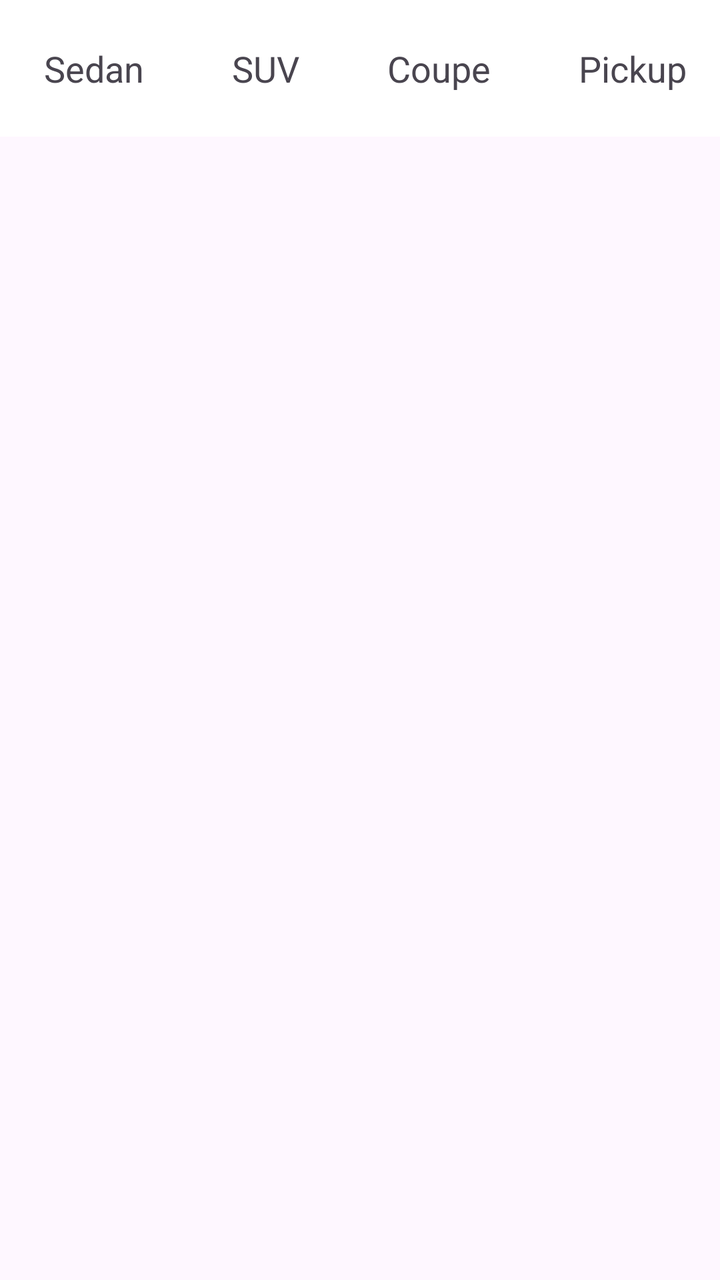
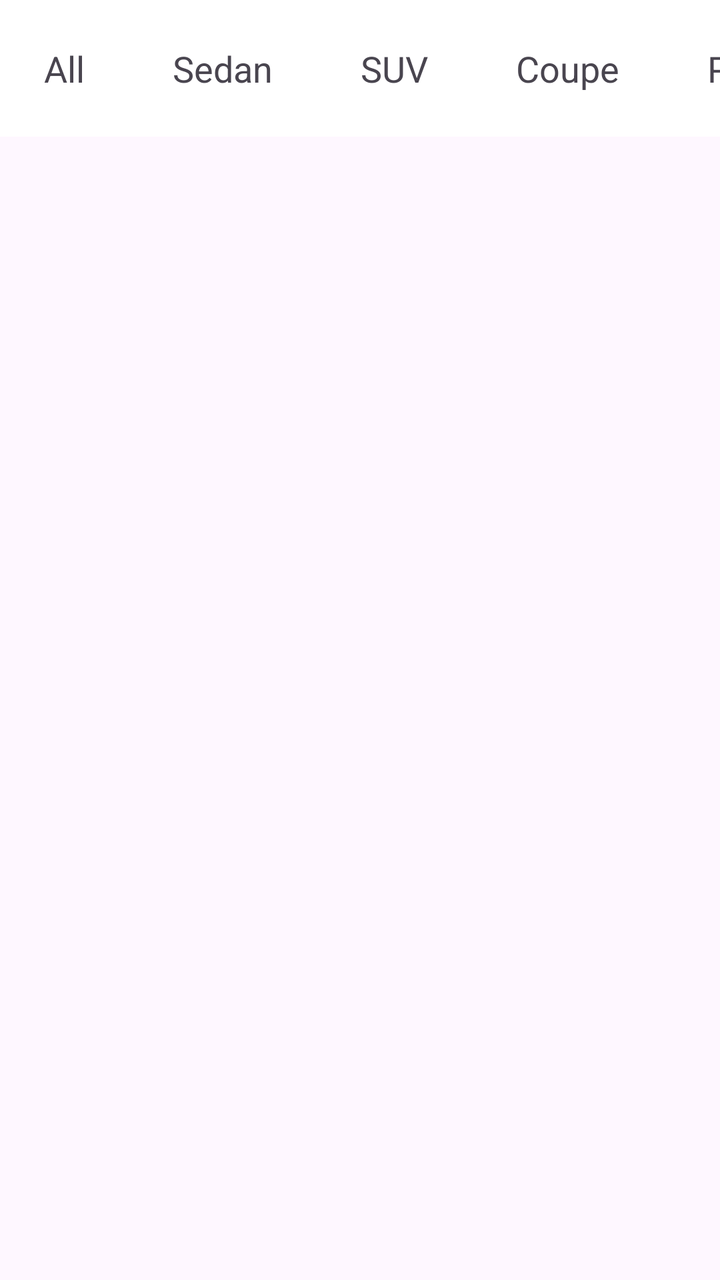

The first picture is an Android layout as it rendered before a commit; the second is the same layout after the commit. The layout source and the unified diff follow.
<!-- AndroidManifest.xml: application theme Theme.Project -->
<!-- res/layout/fragment_home.xml -->
<?xml version="1.0" encoding="utf-8"?>
<LinearLayout xmlns:android="http://schemas.android.com/apk/res/android" android:layout_width="match_parent" android:layout_height="match_parent">

    <LinearLayout android:id="@+id/categoriesLayout" android:layout_width="match_parent" android:layout_height="wrap_content" android:orientation="vertical">

        <HorizontalScrollView android:id="@+id/categoryScroll" android:layout_width="match_parent" android:layout_height="wrap_content" android:background="#FFFFFF" android:scrollbars="none">

            <LinearLayout android:id="@+id/categoryContainer" android:layout_width="wrap_content" android:layout_height="wrap_content" android:orientation="horizontal" android:padding="10dp">

                <TextView android:id="@+id/SedanId" android:layout_width="wrap_content" android:layout_height="wrap_content" android:text="Sedan" android:textSize="18sp" android:padding="12dp" android:layout_marginEnd="20dp"/>

                <TextView android:id="@+id/SUVId" android:layout_width="wrap_content" android:layout_height="wrap_content" android:text="SUV" android:textSize="18sp" android:padding="12dp" android:layout_marginEnd="20dp"/>

                <TextView android:id="@+id/CoupeId" android:layout_width="wrap_content" android:layout_height="wrap_content" android:text="Coupe" android:textSize="18sp" android:padding="12dp" android:layout_marginEnd="20dp"/>

                <TextView android:id="@+id/PickupId" android:layout_width="wrap_content" android:layout_height="wrap_content" android:text="Pickup" android:textSize="18sp" android:padding="12dp" android:layout_marginEnd="20dp"/>

                <TextView android:id="@+id/SportId" android:layout_width="wrap_content" android:layout_height="wrap_content" android:text="Sport" android:textSize="18sp" android:padding="12dp" android:layout_marginEnd="20dp"/>

                <TextView android:id="@+id/VanId" android:layout_width="wrap_content" android:layout_height="wrap_content" android:text="VAN" android:textSize="18sp" android:padding="12dp" android:layout_marginEnd="20dp"/>

            </LinearLayout>

        </HorizontalScrollView>

        <ListView android:id="@+id/listView" android:layout_width="match_parent" android:layout_height="match_parent" android:layout_marginTop="10dp"/>

    </LinearLayout>

</LinearLayout>
<!-- resources referenced by this layout -->
<resources>
  <style name="Theme.Project" parent="Base.Theme.Project" />
  <style name="Base.Theme.Project" parent="Theme.Material3.DayNight.NoActionBar">
          
          
      </style>
</resources>

<!-- the commit's change to res/layout/fragment_home.xml (unified diff, before → after) -->
@@ -6,6 +6,9 @@
         <HorizontalScrollView android:id="@+id/categoryScroll" android:layout_width="match_parent" android:layout_height="wrap_content" android:background="#FFFFFF" android:scrollbars="none">
 
             <LinearLayout android:id="@+id/categoryContainer" android:layout_width="wrap_content" android:layout_height="wrap_content" android:orientation="horizontal" android:padding="10dp">
+
+
+                <TextView android:id="@+id/AllId" android:layout_width="wrap_content" android:layout_height="wrap_content" android:text="All" android:textSize="18sp" android:padding="12dp" android:layout_marginEnd="20dp"/>
 
                 <TextView android:id="@+id/SedanId" android:layout_width="wrap_content" android:layout_height="wrap_content" android:text="Sedan" android:textSize="18sp" android:padding="12dp" android:layout_marginEnd="20dp"/>
 
